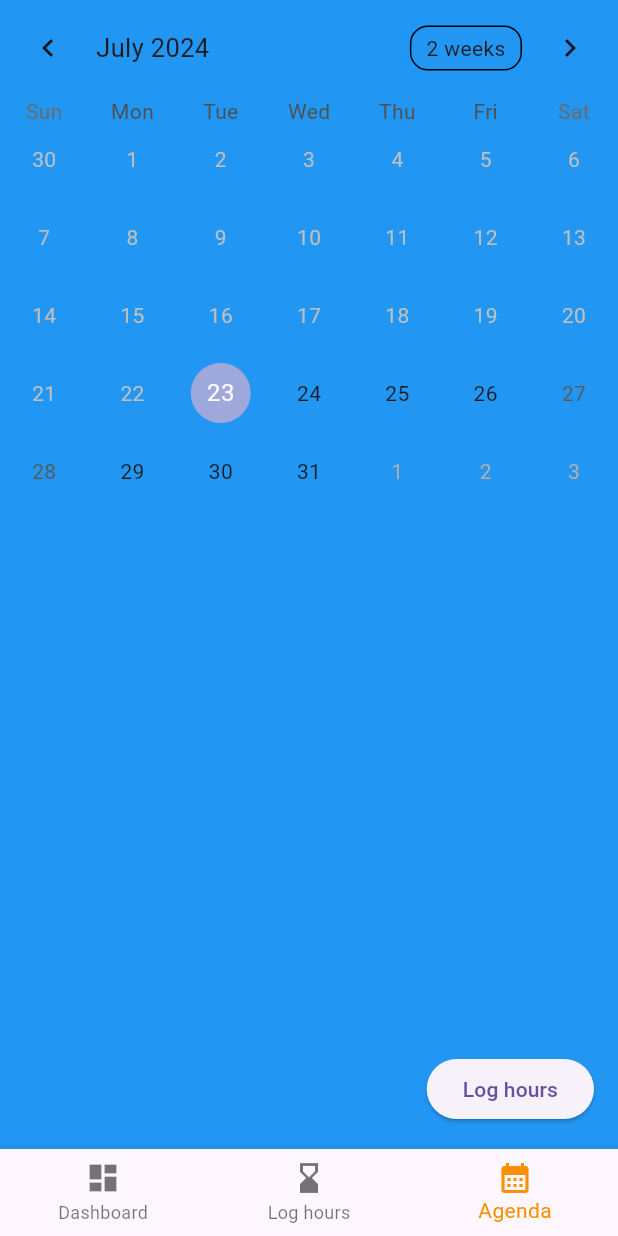
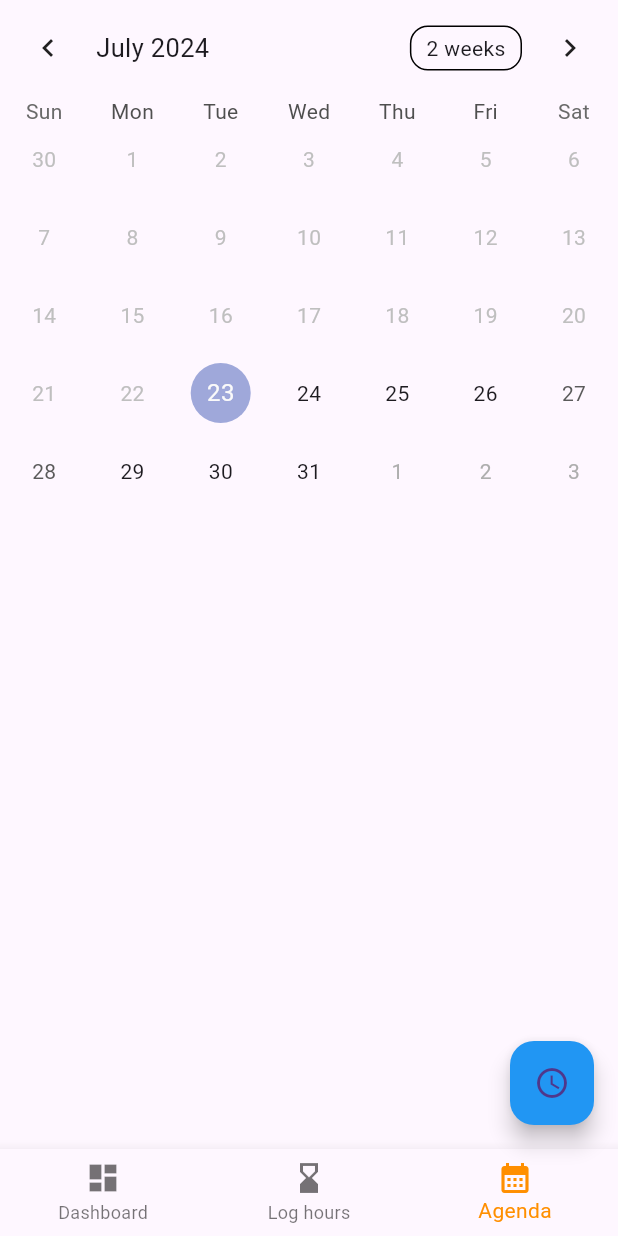
Before and after one commit to KhalilHen/time-logger_0, a Flutter app: the AgendaPage screen opened directly, on a phone screen of 412 x 824 dp. Run offline on Flutter 3.47's test engine with Material 3 defaults, Android fonts, the phone set to English and light mode, and no system bars; drawn by our look-alikes of table_calendar; our stand-ins replace firebase_auth, firebase_core; accounts and stored records are empty.

Commit message:
Created a IconButton that shows a dialog

```diff
--- a/lib/agenda.dart
+++ b/lib/agenda.dart
@@ -5,6 +5,8 @@ import 'firebase_options.dart';
 
 import 'homepage.dart';
 import 'log-hours.dart';
+
+import 'dialogs/log-hours-dialog.dart';
 class Agenda extends    StatelessWidget {
   const Agenda({super.key});
 
@@ -33,12 +35,12 @@ class AgendaPage extends StatefulWidget {
 class _AgendaPageState extends State<AgendaPage> {
 
   int currentIndex = 2;
-  final primaryBackground = Colors.blue;
+  // final primaryBackground = Colors.blue;
 
   @override
   Widget build(BuildContext context) {
    return Scaffold(
-          backgroundColor: primaryBackground,
+          // backgroundColor: primaryBackground,
 
 body:  content(
 
@@ -57,14 +59,20 @@ body:  content(
 //       )
 
 
-floatingActionButton:  ElevatedButton(
-        onPressed: () {
-        //  showDialog(context: context, builder: builder)
-        },
-        child: Text('Log hours',
-        ),
+   floatingActionButton: FloatingActionButton(
+         onPressed: () {
+          showDialog(
+            context: context,
+            builder: (context) {
+              return LogHoursDialog();
+            },
+          );
+         },
+
+        child: Icon(Icons.access_time),
+        backgroundColor: Colors.blue,
+        tooltip: 'Log Hours',
       ),
-
 
 // Bottom nav
     bottomNavigationBar: BottomNavigationBar(
```
Also changed, not shown: lib/dialogs/log-hours-dialog.dart (added, +45 -0 lines).
